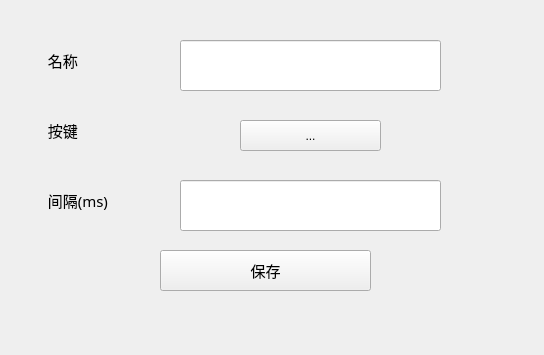
First picture: the form in ui/add_quickclick_widget.ui, repository hanxi19/Key-Wizard, before the edit.
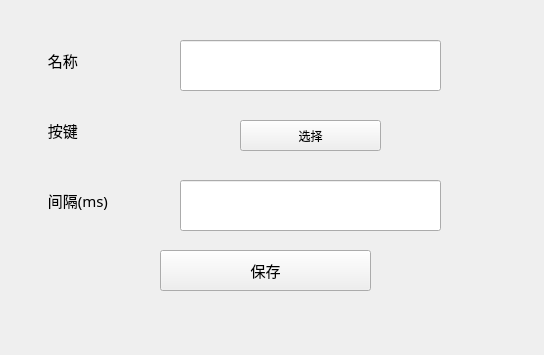
Second picture: the form after the edit.

```diff
--- a/ui/add_quickclick_widget.ui
+++ b/ui/add_quickclick_widget.ui
@@ -61,7 +61,7 @@
     <string>保存</string>
    </property>
   </widget>
-  <widget class="QToolButton" name="buttonBtn">
+  <widget class="QPushButton" name="buttonBtn">
    <property name="geometry">
     <rect>
      <x>240</x>
@@ -71,7 +71,7 @@
     </rect>
    </property>
    <property name="text">
-    <string>...</string>
+    <string>选择</string>
    </property>
   </widget>
   <widget class="QLabel" name="nameLabel">
```
